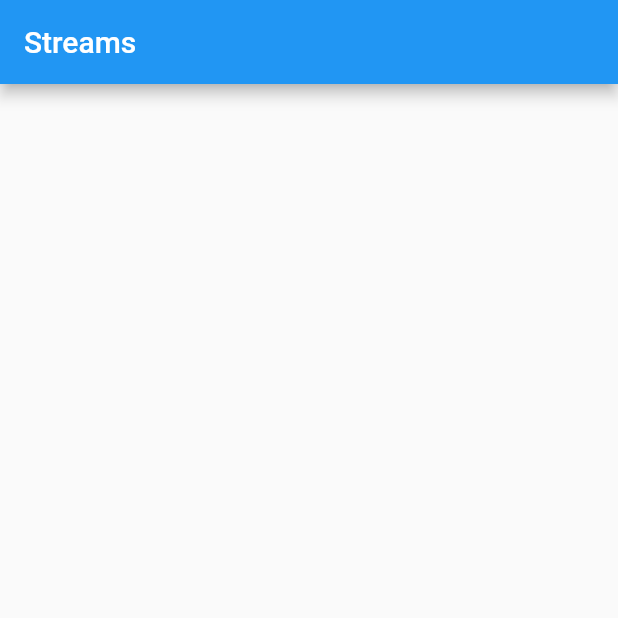
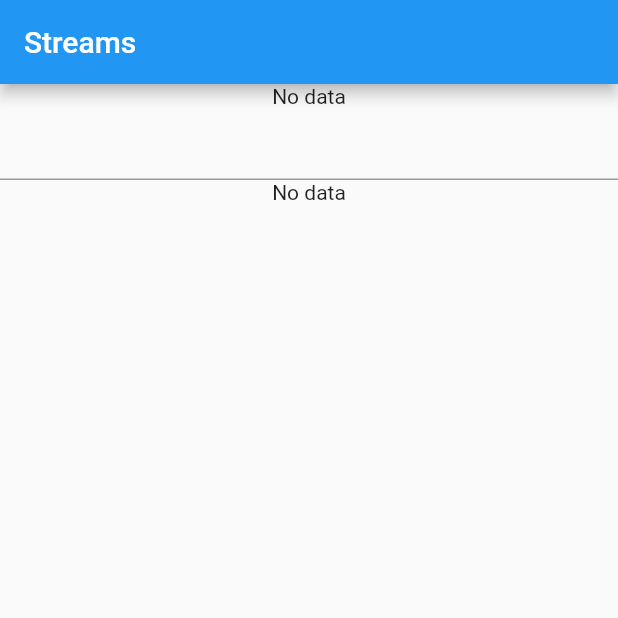
Before and after one commit to syedahmedusman2/streams_flutter, a Flutter app: the screen it shows after launch, on a phone screen of 412 x 824 dp, the top half of it. Run offline on Flutter 3.47's test engine with Material 2 defaults, Android fonts, the phone set to English and light mode, and no system bars.

Commit message:
single and brooadcast stream

```diff
--- a/lib/homepage.dart
+++ b/lib/homepage.dart
@@ -1,3 +1,5 @@
+import 'dart:async';
+
 import 'package:flutter/material.dart';
 import 'package:flutter/src/widgets/framework.dart';
 import 'package:flutter/src/widgets/placeholder.dart';
@@ -10,12 +12,41 @@ class StremExample extends StatefulWidget {
 }
 
 class _StremExampleState extends State<StremExample> {
+  StreamController<String> stringStream = StreamController();
+  late Stream<String> dataStream;
+  @override
+  void initState() {
+    // TODO: implement initState
+    dataStream = stringStream.stream.asBroadcastStream();
+    super.initState();
+  }
+
   @override
   Widget build(BuildContext context) {
     return Scaffold(
-      appBar: AppBar(
-        title: Text("Streams"),
-      ),
-    );
+        appBar: AppBar(
+          title: Text("Streams"),
+        ),
+        body: Column(
+          children: [
+            StreamBuilder<String>(
+              stream: dataStream,
+              builder: (context, snapshot) {
+                return Text(snapshot.data ?? "No data");
+              },
+            ),
+            TextField(
+              onChanged: (value) {
+                stringStream.add(value);
+              },
+            ),
+            StreamBuilder<String>(
+              stream: dataStream,
+              builder: (context, snapshot) {
+                return Text(snapshot.data ?? "No data");
+              },
+            ),
+          ],
+        ));
   }
 }
```
